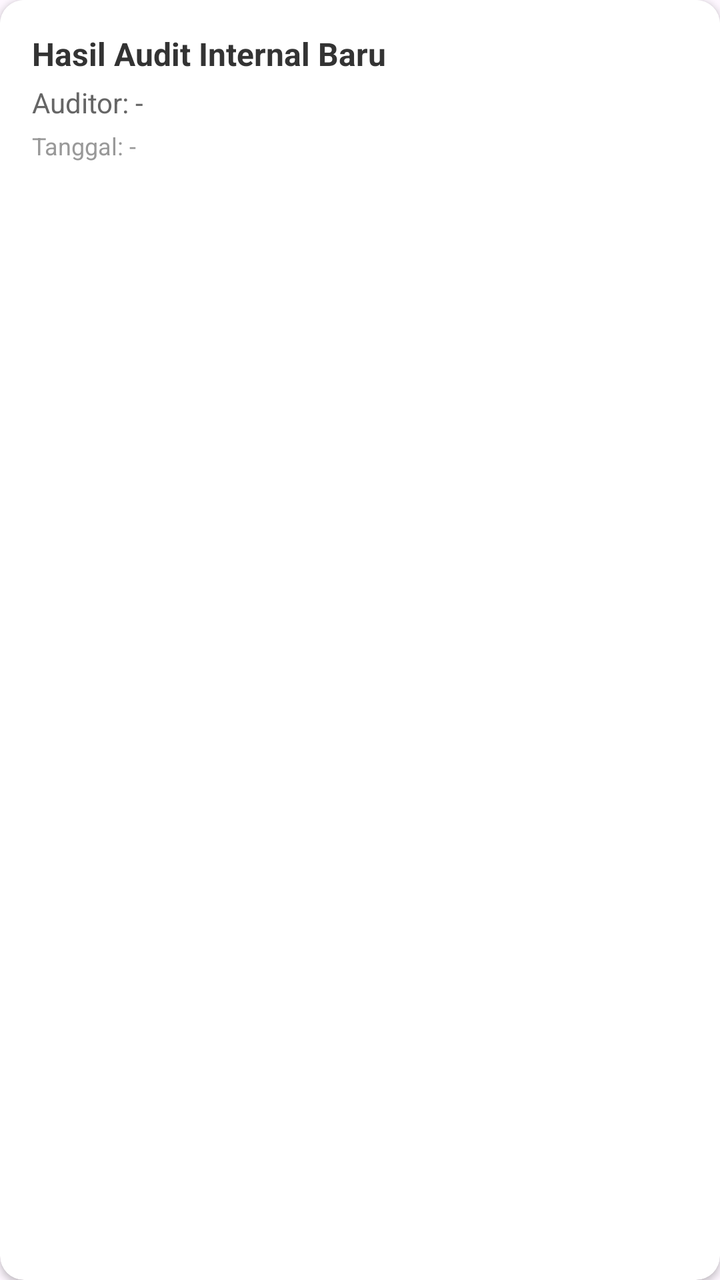
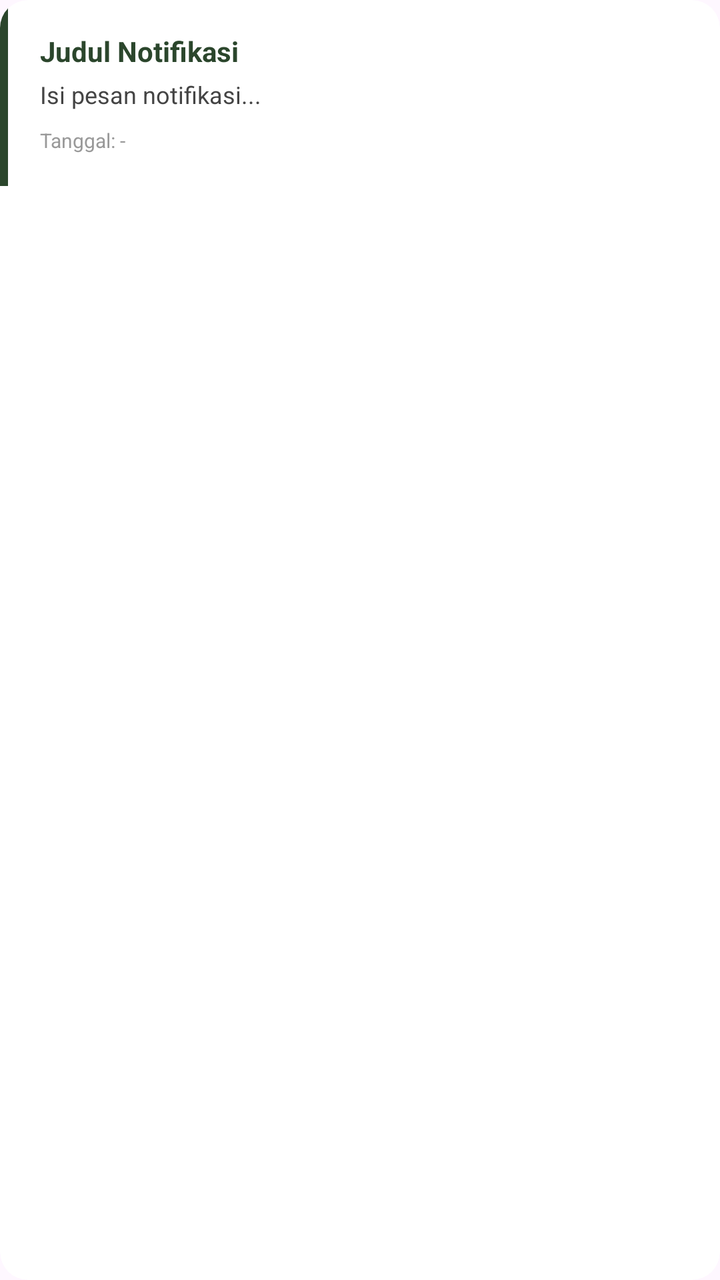

Before-and-after screenshots of an Android layout around one commit, followed by the original layout XML and the change that was made.
<!-- AndroidManifest.xml: application theme Theme.Notasawit -->
<!-- res/layout/item_notification.xml -->
<?xml version="1.0" encoding="utf-8"?>
<androidx.cardview.widget.CardView xmlns:android="http://schemas.android.com/apk/res/android"
    xmlns:app="http://schemas.android.com/apk/res-auto"
    android:layout_width="match_parent"
    android:layout_height="wrap_content"
    android:layout_marginHorizontal="16dp"
    android:layout_marginVertical="8dp"
    app:cardCornerRadius="12dp"
    app:cardElevation="2dp">

    <LinearLayout
        android:id="@+id/containerNotification"
        android:layout_width="match_parent"
        android:layout_height="wrap_content"
        android:orientation="vertical"
        android:padding="16dp"
        android:background="#FFFFFF">

        <TextView
            android:id="@+id/tvTitle"
            android:layout_width="match_parent"
            android:layout_height="wrap_content"
            android:text="Hasil Audit Internal Baru"
            android:textSize="16sp"
            android:textStyle="bold"
            android:textColor="#333333"/>

        <TextView
            android:id="@+id/tvAuditor"
            android:layout_width="match_parent"
            android:layout_height="wrap_content"
            android:layout_marginTop="4dp"
            android:text="Auditor: -"
            android:textSize="14sp"
            android:textColor="#666666"/>

        <TextView
            android:id="@+id/tvTanggal"
            android:layout_width="match_parent"
            android:layout_height="wrap_content"
            android:layout_marginTop="4dp"
            android:text="Tanggal: -"
            android:textSize="12sp"
            android:textColor="#999999"/>

    </LinearLayout>
</androidx.cardview.widget.CardView>
<!-- resources referenced by this layout -->
<resources>
  <style name="Theme.Notasawit" parent="Base.Theme.Notasawit" />
  <style name="Base.Theme.Notasawit" parent="Theme.Material3.DayNight.NoActionBar">
          
          
      </style>
</resources>

<!-- the commit's change to res/layout/item_notification.xml (unified diff, before → after) -->
@@ -4,44 +4,69 @@
     android:layout_width="match_parent"
     android:layout_height="wrap_content"
     android:layout_marginHorizontal="16dp"
-    android:layout_marginVertical="8dp"
-    app:cardCornerRadius="12dp"
-    app:cardElevation="2dp">
+    android:layout_marginVertical="6dp"
+    app:cardCornerRadius="14dp"
+    app:cardElevation="0dp"
+    app:cardBackgroundColor="@android:color/white">
 
     <LinearLayout
         android:id="@+id/containerNotification"
         android:layout_width="match_parent"
         android:layout_height="wrap_content"
-        android:orientation="vertical"
-        android:padding="16dp"
-        android:background="#FFFFFF">
+        android:orientation="horizontal">
 
-        <TextView
-            android:id="@+id/tvTitle"
-            android:layout_width="match_parent"
+        <View
+            android:id="@+id/indicatorUnread"
+            android:layout_width="4dp"
+            android:layout_height="match_parent"
+            android:background="#2B462C" />
+
+        <LinearLayout
+            android:layout_width="0dp"
             android:layout_height="wrap_content"
-            android:text="Hasil Audit Internal Baru"
-            android:textSize="16sp"
-            android:textStyle="bold"
-            android:textColor="#333333"/>
+            android:layout_weight="1"
+            android:orientation="vertical"
+            android:padding="16dp">
 
-        <TextView
-            android:id="@+id/tvAuditor"
-            android:layout_width="match_parent"
+            <TextView
+                android:id="@+id/tvTitle"
+                android:layout_width="match_parent"
+                android:layout_height="wrap_content"
+                android:text="Judul Notifikasi"
+                android:textSize="14sp"
+                android:textStyle="bold"
+                android:textColor="#2B462C"/>
+
+            <TextView
+                android:id="@+id/tvAuditor"
+                android:layout_width="match_parent"
+                android:layout_height="wrap_content"
+                android:layout_marginTop="4dp"
+                android:text="Isi pesan notifikasi..."
+                android:textSize="12sp"
+                android:textColor="#444444"/>
+
+            <TextView
+                android:id="@+id/tvTanggal"
+                android:layout_width="match_parent"
+                android:layout_height="wrap_content"
+                android:layout_marginTop="8dp"
+                android:text="Tanggal: -"
+                android:textSize="10sp"
+                android:textColor="#999999"/>
+
+        </LinearLayout>
+
+        <CheckBox
+            android:id="@+id/cbSelect"
+            android:layout_width="wrap_content"
             android:layout_height="wrap_content"
-            android:layout_marginTop="4dp"
-            android:text="Auditor: -"
-            android:textSize="14sp"
-            android:textColor="#666666"/>
-
-        <TextView
-            android:id="@+id/tvTanggal"
-            android:layout_width="match_parent"
-            android:layout_height="wrap_content"
-            android:layout_marginTop="4dp"
-            android:text="Tanggal: -"
-            android:textSize="12sp"
-            android:textColor="#999999"/>
+            android:layout_gravity="center_vertical"
+            android:layout_marginEnd="16dp"
+            android:visibility="gone"
+            android:clickable="false"
+            android:focusable="false"
+            android:buttonTint="#2B462C" />
 
     </LinearLayout>
 </androidx.cardview.widget.CardView>
